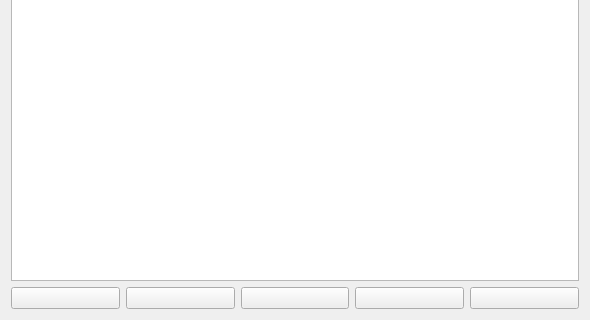
Above: mainwindow3.ui from zurdoTSP/droppy before the change; both pictures show x 0 to 590 and y 321 to 641 of the 590 by 641 pixel window. Below: the same form after it.
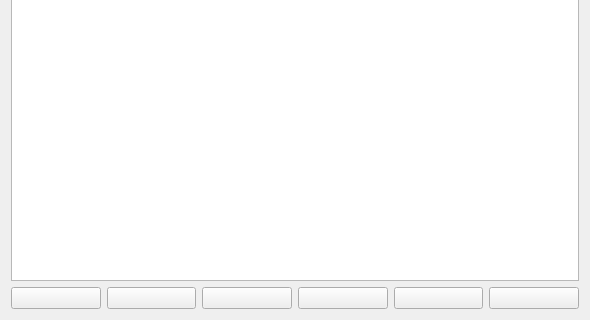
That is the form after the change.

Patch:
```diff
--- a/mainwindow3.ui
+++ b/mainwindow3.ui
@@ -101,6 +101,13 @@
           </property>
          </widget>
         </item>
+        <item>
+         <widget class="QPushButton" name="etiquet">
+          <property name="text">
+           <string/>
+          </property>
+         </widget>
+        </item>
        </layout>
       </item>
      </layout>
```
